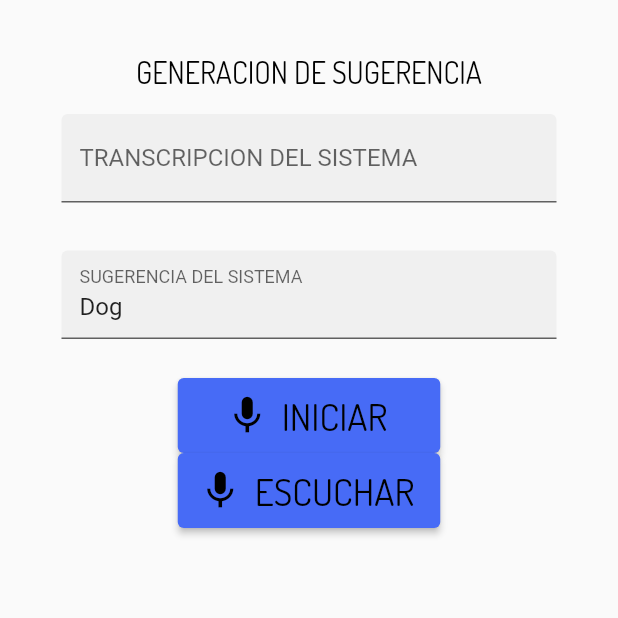
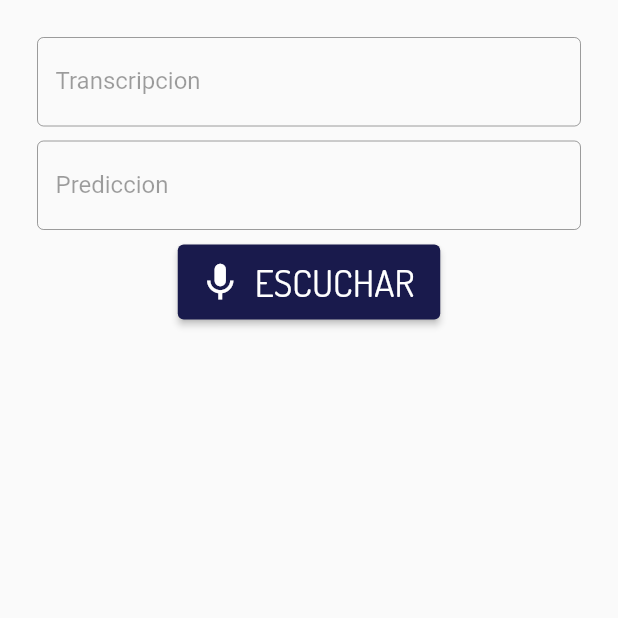
Before and after one commit to mromoc1/DISTO_mobile, a Flutter app: the PredictionPage screen opened directly, after a tap on "ESCUCHAR", on a phone screen of 412 x 824 dp, the top half of it. Run offline on Flutter 3.47's test engine with Material 2 defaults, Android fonts, the phone set to English and light mode, and no system bars; our stand-ins replace curved_navigation_bar, flutter_tts, speech_to_text.

Commit message:
Integracion Trasncriptor - reproduccion

```diff
--- a/lib/views/prediction_page.dart
+++ b/lib/views/prediction_page.dart
@@ -1,7 +1,10 @@
-import 'dart:io';
+// ignore_for_file: prefer_const_constructors, annotate_overrides, prefer_final_fields, unused_local_variable
 
 import 'package:flutter/material.dart';
 import 'package:flutter_tts/flutter_tts.dart';
+import 'package:speech_to_text/speech_to_text.dart' as stt;
+
+import '../constants.dart';
 
 class PredictionPage extends StatefulWidget {
   const PredictionPage({Key? key}) : super(key: key);
@@ -11,13 +14,19 @@ class PredictionPage extends StatefulWidget {
 }
 
 class _PredictionState extends State<PredictionPage> {
+  final sugerenciaController = TextEditingController();
+  late stt.SpeechToText _speech;
+
   bool escuchando = false;
-  String _text = 'PALABRA TRANSCRITA';
-  final sugerenciaController = TextEditingController();
-  static String newValue = "";
+  String _text = 'Transcripcion';
+
+  @override
+  void initState() {
+    super.initState();
+    _speech = stt.SpeechToText();
+  }
 
   Widget build(BuildContext context) {
-    // ignore: prefer_const_constructors
     return Scaffold(
         // backgroundColor: const Color(0xFF0D0D17),
         body: SingleChildScrollView(
@@ -29,58 +38,28 @@ class _PredictionState extends State<PredictionPage> {
             borderRadius: BorderRadius.circular(20)),
         child: Column(
           children: <Widget>[
-            const SizedBox(height: 10),
-            const Text(
-              'GENERACION DE SUGERENCIA',
-              style: TextStyle(
-                  fontSize: 20, color: Colors.black, fontFamily: 'Dosis'),
-            ),
-            Padding(
-              padding: EdgeInsets.all(16.0),
-              child: TextFormField(
-                textCapitalization: TextCapitalization.words,
-                decoration: const InputDecoration(
-                  border: UnderlineInputBorder(),
-                  enabled: true,
-                  filled: true,
-                  labelText: 'TRANSCRIPCION DEL SISTEMA',
-                ),
+            TextField(
+              decoration: InputDecoration(
+                border: OutlineInputBorder(),
+                labelText: _text,
+                enabled: false,
               ),
             ),
-            Padding(
-              padding: EdgeInsets.all(16.0),
-              child: TextFormField(
-                textCapitalization: TextCapitalization.words,
-                initialValue: "Dog",
-                decoration: const InputDecoration(
-                  border: UnderlineInputBorder(),
-                  enabled: true,
-                  filled: true,
-                  labelText: 'SUGERENCIA DEL SISTEMA',
-                ),
+            SizedBox(height: 10),
+            TextField(
+              decoration: InputDecoration(
+                border: OutlineInputBorder(),
+                labelText: 'Prediccion',
+                enabled: false,
               ),
             ),
             const SizedBox(height: 10),
             ElevatedButton.icon(
               style: ElevatedButton.styleFrom(
-                  minimumSize: Size(175, 50),
-                  primary: escuchando ? Colors.red : Color(0xFF476BF6),
-                  onPrimary: Colors.black),
-              onPressed: () {},
-              icon: Icon(escuchando ? Icons.stop : Icons.mic, size: 30),
-              label: Text(
-                escuchando ? 'DETENER' : 'INICIAR',
-                style: TextStyle(fontSize: 25, fontFamily: 'Dosis'),
+                minimumSize: Size(175, 50),
+                primary: escuchando ? Colors.red : colorPrimario,
               ),
-            ),
-            ElevatedButton.icon(
-              style: ElevatedButton.styleFrom(
-                  minimumSize: Size(175, 50),
-                  primary: escuchando ? Colors.red : Color(0xFF476BF6),
-                  onPrimary: Colors.black),
-              onPressed: () {
-                reproducirPalabra();
-              },
+              onPressed: _listen,
               icon: Icon(escuchando ? Icons.stop : Icons.mic, size: 30),
               label: Text(
                 escuchando ? 'DETENER' : 'ESCUCHAR',
@@ -93,12 +72,12 @@ class _PredictionState extends State<PredictionPage> {
     ));
   }
 
-  Future<void> reproducirPalabra() async {
+  Future<void> reproducirPalabra(String palabra) async {
     FlutterTts flutterTts = FlutterTts();
-    var result = await flutterTts.speak("Dog");
+    var result = await flutterTts.speak(palabra);
     List<dynamic> languages = await flutterTts.getLanguages;
 
-    await flutterTts.setLanguage("en-US");
+    await flutterTts.setLanguage("es-MX");
 
     await flutterTts.setSpeechRate(0.3);
 
@@ -106,6 +85,29 @@ class _PredictionState extends State<PredictionPage> {
 
     await flutterTts.setPitch(0.5);
 
-    await flutterTts.isLanguageAvailable("en-US");
+    await flutterTts.isLanguageAvailable("es-MX");
+  }
+
+  void _listen() async {
+    if (!escuchando) {
+      bool available = await _speech.initialize(
+        onStatus: (val) => print('onStatus: $val'),
+        onError: (val) => print('onError: $val'),
+      );
+      if (available) {
+        setState(() => escuchando = false);
+        _speech.listen(
+          onResult: (val) => setState(() {
+            _text = val.recognizedWords;
+            reproducirPalabra(_text);
+          }),
+        );
+      }
+    }
+  }
+
+  void _stopListen() async {
+    setState(() => escuchando = false);
+    _speech.stop();
   }
 }
--- a/pubspec.yaml
+++ b/pubspec.yaml
@@ -36,6 +36,7 @@ dependencies:
   # Use with the CupertinoIcons class for iOS style icons.
   cupertino_icons: ^1.0.2
   curved_navigation_bar: ^1.0.3
+  speech_to_text: ^5.5.0
 
 dev_dependencies:
   flutter_test:
```
Also changed, not shown: pubspec.lock, 3 other files.
